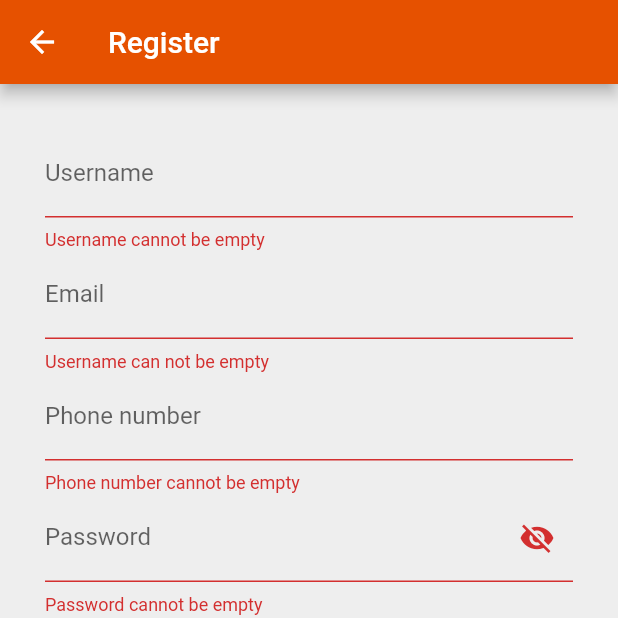
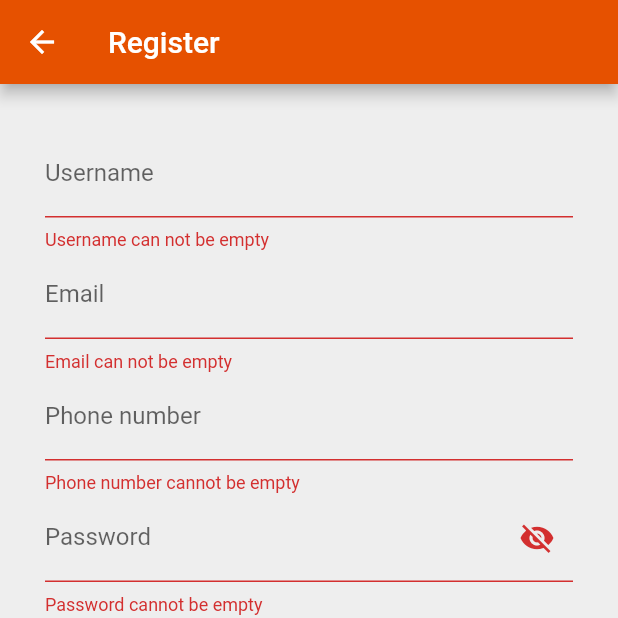
Before and after one commit to meokg456/world_wisdom, a Flutter app: the RegisterScreen screen opened by its route, after a tap on "Confirm", on a phone screen of 412 x 824 dp, the top half of it. Run offline on Flutter 3.47's test engine with Material 2 defaults, Android fonts, the light colour scheme and no system bars; our stand-ins replace dio, flutter_rating_bar, google_sign_in, package_info, share, shared_preferences and 3 more; accounts and stored records are empty; statements that could not run were skipped.

Commit message:
+ Add some lost multilanguage text, fix register course bug

```diff
--- a/lib/l10n/intl_en.arb
+++ b/lib/l10n/intl_en.arb
@@ -89,5 +89,13 @@
   "contactInfo": "Author: Nguyen Huu Dung\nEmail: meokg456@gmail.com",
   "appVersion" : "App version",
   "downloadDenied": "Download denied",
-  "downloadDeniedMessage": "You can't download course which have youtube video"
+  "downloadDeniedMessage": "You can't download course which have youtube video",
+  "emptyUsernameError" : "Username can not be empty",
+  "emptyEmailError": "Email can not be empty",
+  "invalidEmail" : "Invalid Email",
+  "emptyPasswordError" : "Password cannot be empty",
+  "invalidUrl": "Invalid url",
+  "emptyPhoneNumberError": "Phone number cannot be empty",
+  "tooLongPhoneNumber" : "Phone number cannot be > 10 digits",
+  "blankCharacterUserNameError": "Username cannot have blank characters"
 }
--- a/lib/model/course_model/course_detail_model.dart
+++ b/lib/model/course_model/course_detail_model.dart
@@ -1,4 +1,3 @@
-import 'package:world_wisdom/model/course_model/course.dart';
 import 'package:world_wisdom/model/course_model/course_detail.dart';
 
 class CourseDetailModel {
--- a/lib/screen/authentication/forget_password/forget_password_screen.dart
+++ b/lib/screen/authentication/forget_password/forget_password_screen.dart
@@ -86,7 +86,9 @@ class _ForgotPasswordScreenState extends State<ForgotPasswordScreen> {
                     ),
                     TextFormField(
                       controller: _emailController,
-                      validator: Validator.validateEmail,
+                      validator: (text) {
+                        return Validator.validateEmail(context, text);
+                      },
                       decoration: InputDecoration(
                           labelText: "Email",
                           labelStyle: Theme.of(context).textTheme.overline),
--- a/lib/screen/authentication/register/register_screen.dart
+++ b/lib/screen/authentication/register/register_screen.dart
@@ -69,7 +69,9 @@ class _RegisterScreenState extends State<RegisterScreen> {
               TextFormField(
                   controller: _usernameController,
                   textInputAction: TextInputAction.next,
-                  validator: Validator.validateUsername,
+                  validator: (text) {
+                    return Validator.validateUsername(context, text);
+                  },
                   keyboardType: TextInputType.name,
                   decoration: InputDecoration(
                     labelText: S.of(context).usernameRegister,
@@ -77,7 +79,9 @@ class _RegisterScreenState extends State<RegisterScreen> {
               TextFormField(
                   controller: _emailController,
                   textInputAction: TextInputAction.next,
-                  validator: Validator.validateEmail,
+                  validator: (text) {
+                    return Validator.validateEmail(context, text);
+                  },
                   keyboardType: TextInputType.emailAddress,
                   decoration: InputDecoration(
                     labelText: "Email",
@@ -85,7 +89,9 @@ class _RegisterScreenState extends State<RegisterScreen> {
               TextFormField(
                   controller: _phoneController,
                   textInputAction: TextInputAction.next,
-                  validator: Validator.validatePhone,
+                  validator: (text) {
+                    return Validator.validatePhone(context, text);
+                  },
                   keyboardType: TextInputType.phone,
                   decoration: InputDecoration(
                     labelText: S.of(context).phoneNumber,
@@ -93,7 +99,9 @@ class _RegisterScreenState extends State<RegisterScreen> {
               TextFormField(
                   controller: _passwordController,
                   obscureText: true,
-                  validator: Validator.validatePassword,
+                  validator: (text) {
+                    return Validator.validatePassword(context, text);
+                  },
                   textInputAction: TextInputAction.next,
                   decoration: InputDecoration(
                       labelText: S.of(context).password,
--- a/lib/screen/authentication/validator/validator.dart
+++ b/lib/screen/authentication/validator/validator.dart
@@ -1,35 +1,38 @@
+import 'package:flutter/cupertino.dart';
+import 'package:world_wisdom/generated/l10n.dart';
+
 class Validator {
-  static String validateEmail(String username) {
+  static String validateEmail(BuildContext context, String username) {
     RegExp regExp = new RegExp(r'^[\w-\.]+@([\w-]+\.)+[\w-]{2,4}$');
 
     return username.isEmpty
-        ? "Username can not be empty"
+        ? S.of(context).emptyEmailError
         : regExp.hasMatch(username)
             ? null
-            : "Invalid Email";
+            : S.of(context).invalidEmail;
   }
 
-  static String validatePassword(String password) {
-    return password.isEmpty ? "Password cannot be empty" : null;
+  static String validatePassword(BuildContext context, String password) {
+    return password.isEmpty ? S.of(context).emptyPasswordError : null;
   }
 
-  static String validateUrl(String url) {
-    return Uri.parse(url).isAbsolute ? null : "Invalid url";
+  static String validateUrl(BuildContext context, String url) {
+    return Uri.parse(url).isAbsolute ? null : S.of(context).invalidUrl;
   }
 
-  static String validatePhone(String phoneNumber) {
+  static String validatePhone(BuildContext context, String phoneNumber) {
     return phoneNumber.isEmpty
-        ? "Phone number cannot be empty"
+        ? S.of(context).emptyPhoneNumberError
         : phoneNumber.length > 10
-            ? "Phone number cannot be > 10 digits"
+            ? S.of(context).tooLongPhoneNumber
             : null;
   }
 
-  static String validateUsername(String username) {
+  static String validateUsername(BuildContext context, String username) {
     return username.isEmpty
-        ? "Username cannot be empty"
+        ? S.of(context).emptyUsernameError
         : username.contains(" ")
-            ? "Username cannot have blank characters"
+            ? S.of(context).blankCharacterUserNameError
             : null;
   }
 }
--- a/lib/screen/course/course_detail/course_detail_screen.dart
+++ b/lib/screen/course/course_detail/course_detail_screen.dart
@@ -922,6 +922,8 @@ class _CourseDetailScreenState extends State<CourseDetailScreen> {
                                                 .then((value) {
                                               setState(() {
                                                 isRegistered = value;
+                                                fetchCourseData(
+                                                    courseDetail.id);
                                               });
                                               Navigator.of(context).pop();
                                             });
```
Also changed, not shown: lib/l10n/intl_vi.arb (+9 -1 lines), lib/screen/account_management/profile/profile_screen.dart (+6 -2 lines), lib/screen/authentication/login_screen/login_screen.dart (+6 -2 lines), lib/generated/intl/messages_en.dart, lib/generated/intl/messages_vi.dart, lib/generated/l10n.dart.
